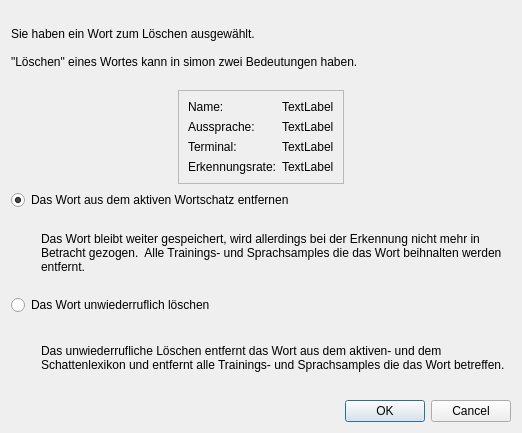
Old version of the form ui/removeword.ui in the repository KDE/simon.
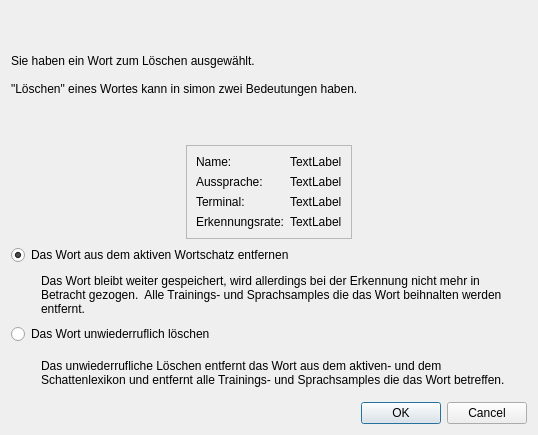
New version of the form. Icons and pictures are not drawn.

```diff
--- a/ui/removeword.ui
+++ b/ui/removeword.ui
@@ -5,8 +5,8 @@
    <rect>
     <x>0</x>
     <y>0</y>
-    <width>522</width>
-    <height>433</height>
+    <width>538</width>
+    <height>435</height>
    </rect>
   </property>
   <property name="windowTitle" >
@@ -48,6 +48,12 @@
      </item>
      <item>
       <widget class="QLabel" name="lbIcon" >
+       <property name="minimumSize" >
+        <size>
+         <width>128</width>
+         <height>128</height>
+        </size>
+       </property>
        <property name="text" >
         <string/>
        </property>
```
